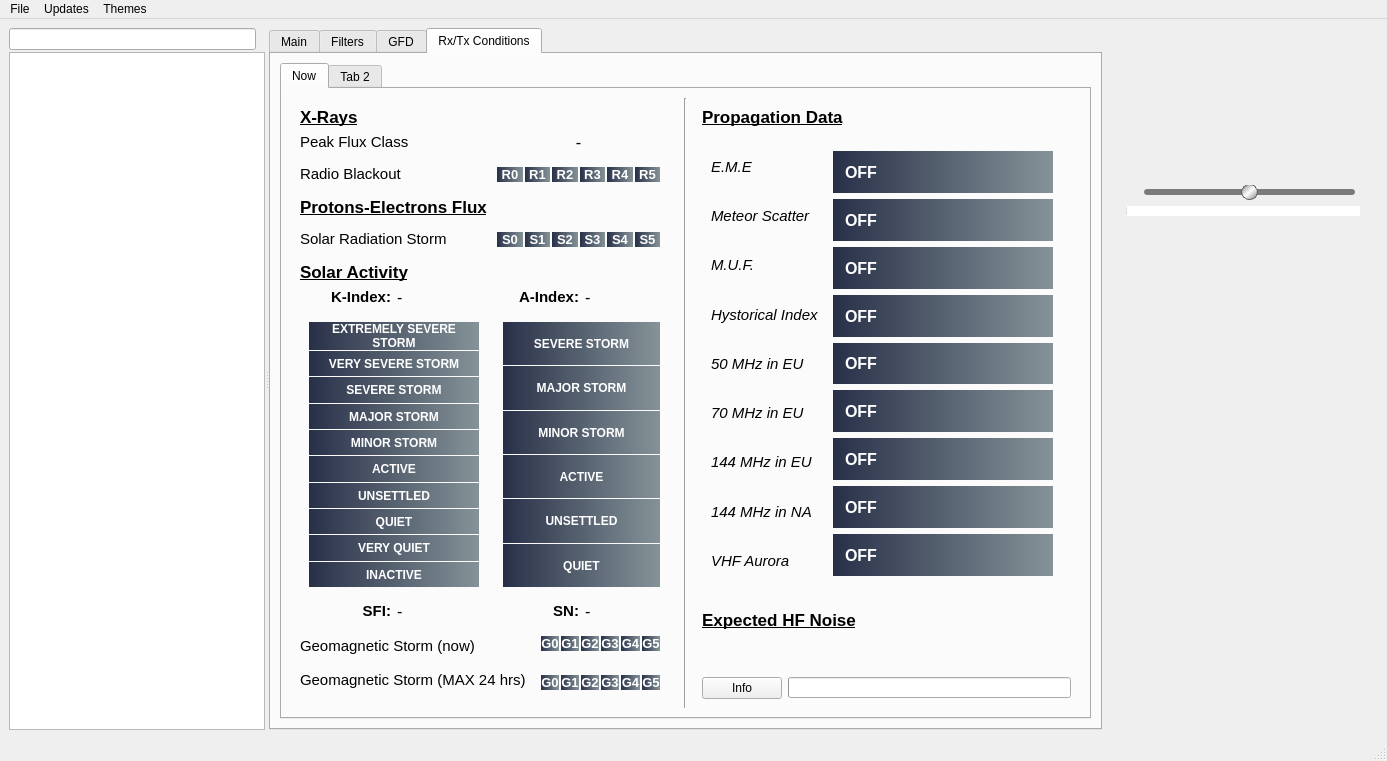
Before: the Qt Designer form artemis.ui in vbrizgamnk/Artemis, drawn with Qt 5.
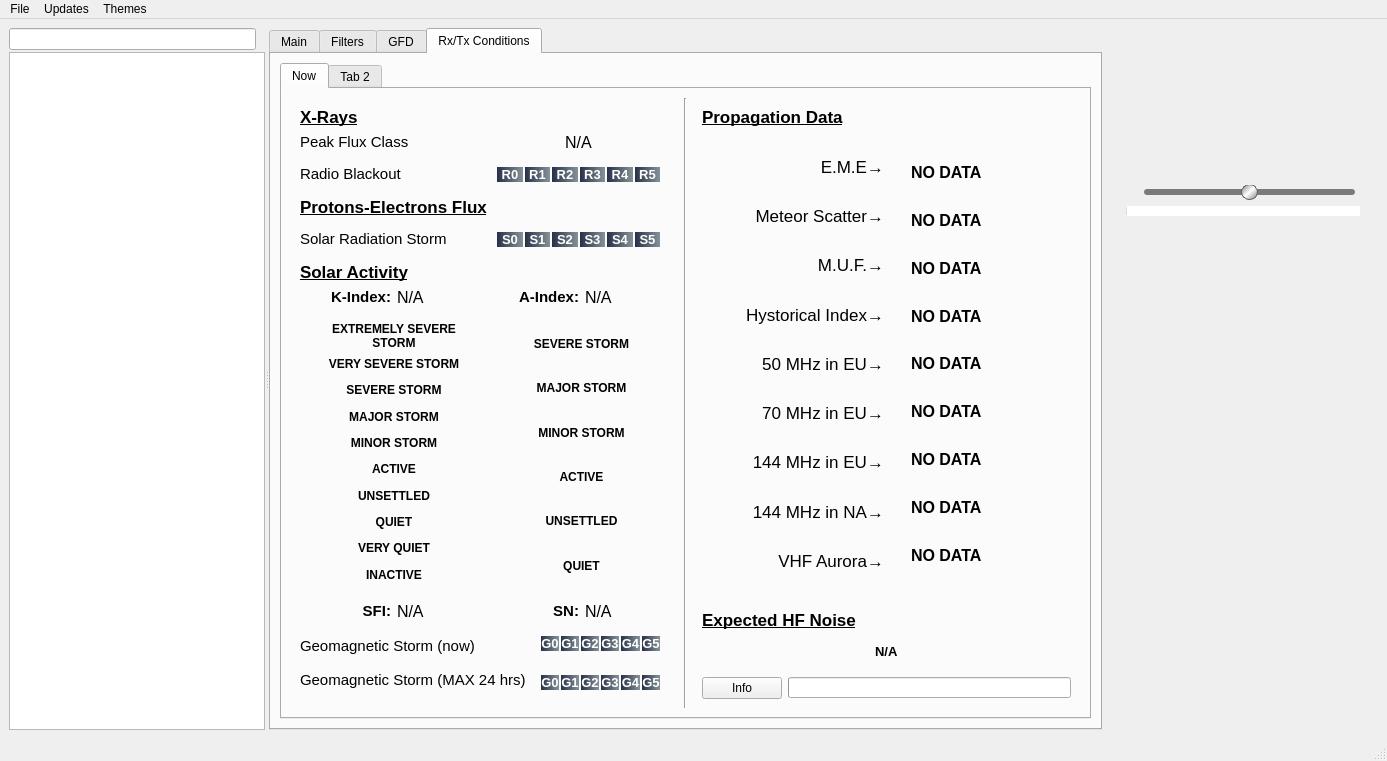
After: the same form once the commit is applied. The open tabs and pages were chosen to show the change. Icons and pictures are not drawn. Custom widgets are drawn as their Qt base class.

Commit message: Fix bug in reset of mode filters. Make forecast labels theme-dependent.

```diff
--- a/artemis.ui
+++ b/artemis.ui
@@ -5115,7 +5115,7 @@
                      </font>
                     </property>
                     <property name="text">
-                     <string>-</string>
+                     <string>N/A</string>
                     </property>
                    </widget>
                   </item>
@@ -5160,7 +5160,7 @@
                      </font>
                     </property>
                     <property name="text">
-                     <string>-</string>
+                     <string>N/A</string>
                     </property>
                    </widget>
                   </item>
@@ -5194,8 +5194,7 @@
                       </font>
                      </property>
                      <property name="styleSheet">
-                      <string notr="true">color:#ffffff;
-background-color: qlineargradient(x1: 0, y1: 0, x2: 1, y2: 0,stop:0 #283048 ,stop: 1 #859398);</string>
+                      <string notr="true"/>
                      </property>
                      <property name="text">
                       <string>EXTREMELY SEVERE
@@ -5222,8 +5221,7 @@
                       </font>
                      </property>
                      <property name="styleSheet">
-                      <string notr="true">color:#ffffff;
-background-color: qlineargradient(x1: 0, y1: 0, x2: 1, y2: 0,stop:0 #283048 ,stop: 1 #859398);</string>
+                      <string notr="true"/>
                      </property>
                      <property name="text">
                       <string>VERY SEVERE STORM</string>
@@ -5249,8 +5247,7 @@
                       </font>
                      </property>
                      <property name="styleSheet">
-                      <string notr="true">color:#ffffff;
-background-color: qlineargradient(x1: 0, y1: 0, x2: 1, y2: 0,stop:0 #283048 ,stop: 1 #859398);</string>
+                      <string notr="true"/>
                      </property>
                      <property name="text">
                       <string>SEVERE STORM</string>
@@ -5276,8 +5273,7 @@
                       </font>
                      </property>
                      <property name="styleSheet">
-                      <string notr="true">color:#ffffff;
-background-color: qlineargradient(x1: 0, y1: 0, x2: 1, y2: 0,stop:0 #283048 ,stop: 1 #859398);</string>
+                      <string notr="true"/>
                      </property>
                      <property name="text">
                       <string>MAJOR STORM</string>
@@ -5303,8 +5299,7 @@
                       </font>
                      </property>
                      <property name="styleSheet">
-                      <string notr="true">color:#ffffff;
-background-color: qlineargradient(x1: 0, y1: 0, x2: 1, y2: 0,stop:0 #283048 ,stop: 1 #859398);</string>
+                      <string notr="true"/>
                      </property>
                      <property name="text">
                       <string>MINOR STORM</string>
@@ -5330,8 +5325,7 @@
                       </font>
                      </property>
                      <property name="styleSheet">
-                      <string notr="true">color:#ffffff;
-background-color: qlineargradient(x1: 0, y1: 0, x2: 1, y2: 0,stop:0 #283048 ,stop: 1 #859398);</string>
+                      <string notr="true"/>
                      </property>
                      <property name="text">
                       <string>ACTIVE</string>
@@ -5357,8 +5351,7 @@
                       </font>
                      </property>
                      <property name="styleSheet">
-                      <string notr="true">color:#ffffff;
-background-color: qlineargradient(x1: 0, y1: 0, x2: 1, y2: 0,stop:0 #283048 ,stop: 1 #859398);</string>
+                      <string notr="true"/>
                      </property>
                      <property name="text">
                       <string>UNSETTLED</string>
@@ -5384,8 +5377,7 @@
                       </font>
                      </property>
                      <property name="styleSheet">
-                      <string notr="true">color:#ffffff;
-background-color: qlineargradient(x1: 0, y1: 0, x2: 1, y2: 0,stop:0 #283048 ,stop: 1 #859398);</string>
+                      <string notr="true"/>
                      </property>
                      <property name="text">
                       <string>QUIET</string>
@@ -5411,8 +5403,7 @@
                       </font>
                      </property>
                      <property name="styleSheet">
-                      <string notr="true">color:#ffffff;
-background-color: qlineargradient(x1: 0, y1: 0, x2: 1, y2: 0,stop:0 #283048 ,stop: 1 #859398);</string>
+                      <string notr="true"/>
                      </property>
                      <property name="text">
                       <string>VERY QUIET</string>
@@ -5438,8 +5429,7 @@
                       </font>
                      </property>
                      <property name="styleSheet">
-                      <string notr="true">color:#ffffff;
-background-color: qlineargradient(x1: 0, y1: 0, x2: 1, y2: 0,stop:0 #283048 ,stop: 1 #859398);</string>
+                      <string notr="true"/>
                      </property>
                      <property name="text">
                       <string>INACTIVE</string>
@@ -5480,8 +5470,7 @@
                       </font>
                      </property>
                      <property name="styleSheet">
-                      <string notr="true">color:#ffffff;
-background-color: qlineargradient(x1: 0, y1: 0, x2: 1, y2: 0,stop:0 #283048 ,stop: 1 #859398);</string>
+                      <string notr="true"/>
                      </property>
                      <property name="text">
                       <string>SEVERE STORM</string>
@@ -5507,8 +5496,7 @@
                       </font>
                      </property>
                      <property name="styleSheet">
-                      <string notr="true">color:#ffffff;
-background-color: qlineargradient(x1: 0, y1: 0, x2: 1, y2: 0,stop:0 #283048 ,stop: 1 #859398);</string>
+                      <string notr="true"/>
                      </property>
                      <property name="text">
                       <string>MAJOR STORM</string>
@@ -5534,8 +5522,7 @@
                       </font>
                      </property>
                      <property name="styleSheet">
-                      <string notr="true">color:#ffffff;
-background-color: qlineargradient(x1: 0, y1: 0, x2: 1, y2: 0,stop:0 #283048 ,stop: 1 #859398);</string>
+                      <string notr="true"/>
                      </property>
                      <property name="text">
                       <string>MINOR STORM</string>
@@ -5561,8 +5548,7 @@
                       </font>
                      </property>
                      <property name="styleSheet">
-                      <string notr="true">color:#ffffff;
-background-color: qlineargradient(x1: 0, y1: 0, x2: 1, y2: 0,stop:0 #283048 ,stop: 1 #859398);</string>
+                      <string notr="true"/>
                      </property>
                      <property name="text">
                       <string>ACTIVE</string>
@@ -5588,8 +5574,7 @@
                       </font>
                      </property>
                      <property name="styleSheet">
-                      <string notr="true">color:#ffffff;
-background-color: qlineargradient(x1: 0, y1: 0, x2: 1, y2: 0,stop:0 #283048 ,stop: 1 #859398);</string>
+                      <string notr="true"/>
                      </property>
                      <property name="text">
                       <string>UNSETTLED</string>
@@ -5615,8 +5600,7 @@
                       </font>
                      </property>
                      <property name="styleSheet">
-                      <string notr="true">color:#ffffff;
-background-color: qlineargradient(x1: 0, y1: 0, x2: 1, y2: 0,stop:0 #283048 ,stop: 1 #859398);</string>
+                      <string notr="true"/>
                      </property>
                      <property name="text">
                       <string>QUIET</string>
@@ -5668,7 +5652,7 @@
                      </font>
                     </property>
                     <property name="text">
-                     <string>-</string>
+                     <string>N/A</string>
                     </property>
                    </widget>
                   </item>
@@ -5713,7 +5697,7 @@
                      </font>
                     </property>
                     <property name="text">
-                     <string>-</string>
+                     <string>N/A</string>
                     </property>
                    </widget>
                   </item>
@@ -6083,7 +6067,7 @@
                      </font>
                     </property>
                     <property name="text">
-                     <string>-</string>
+                     <string>N/A</string>
                     </property>
                     <property name="alignment">
                      <set>Qt::AlignCenter</set>
@@ -6136,6 +6120,8 @@
                  </widget>
                 </item>
                 <item>
+                 <layout class="QHBoxLayout" name="horizontalLayout_43">
+                  <item>
                  <widget class="QWidget" name="widget_20" native="true">
                   <property name="sizePolicy">
                    <sizepolicy hsizetype="Preferred" vsizetype="Expanding">
@@ -6143,178 +6129,235 @@
                     <verstretch>0</verstretch>
                    </sizepolicy>
                   </property>
-                  <layout class="QGridLayout" name="gridLayout_23">
+                    <layout class="QGridLayout" name="gridLayout_23" columnstretch="0,0">
+                     <property name="leftMargin">
+                      <number>9</number>
+                     </property>
                    <property name="verticalSpacing">
                     <number>0</number>
                    </property>
                    <item row="0" column="0">
                     <widget class="QLabel" name="label_23">
                      <property name="sizePolicy">
-                      <sizepolicy hsizetype="Maximum" vsizetype="Preferred">
+                        <sizepolicy hsizetype="Preferred" vsizetype="Preferred">
                        <horstretch>0</horstretch>
                        <verstretch>0</verstretch>
                       </sizepolicy>
                      </property>
                      <property name="font">
                       <font>
-                       <pointsize>11</pointsize>
-                       <italic>true</italic>
+                         <pointsize>13</pointsize>
+                         <italic>false</italic>
                       </font>
                      </property>
                      <property name="text">
-                      <string>E.M.E</string>
-                     </property>
-                    </widget>
-                   </item>
-                   <item row="1" column="0">
-                    <widget class="QLabel" name="label_24">
-                     <property name="sizePolicy">
-                      <sizepolicy hsizetype="Maximum" vsizetype="Preferred">
-                       <horstretch>0</horstretch>
-                       <verstretch>0</verstretch>
-                      </sizepolicy>
-                     </property>
-                     <property name="font">
-                      <font>
-                       <pointsize>11</pointsize>
-                       <italic>true</italic>
-                      </font>
-                     </property>
-                     <property name="text">
-                      <string>Meteor Scatter</string>
-                     </property>
-                    </widget>
-                   </item>
-                   <item row="2" column="0">
-                    <widget class="QLabel" name="label_25">
-                     <property name="sizePolicy">
-                      <sizepolicy hsizetype="Maximum" vsizetype="Preferred">
-                       <horstretch>0</horstretch>
-                       <verstretch>0</verstretch>
-                      </sizepolicy>
-                     </property>
-                     <property name="font">
-                      <font>
-                       <pointsize>11</pointsize>
-                       <italic>true</italic>
-                      </font>
-                     </property>
-                     <property name="text">
-                      <string>M.U.F.</string>
-                     </property>
-                    </widget>
-                   </item>
-                   <item row="3" column="0">
-                    <widget class="QLabel" name="label_26">
-                     <property name="sizePolicy">
-                      <sizepolicy hsizetype="Maximum" vsizetype="Preferred">
-                       <horstretch>0</horstretch>
-                       <verstretch>0</verstretch>
-                      </sizepolicy>
-                     </property>
-                     <property name="font">
-                      <font>
-                       <pointsize>11</pointsize>
-                       <italic>true</italic>
-                      </font>
-                     </property>
-                     <property name="text">
-                      <string>Hystorical Index</string>
+                        <string>E.M.E→</string>
+                       </property>
+                       <property name="alignment">
+                        <set>Qt::AlignRight|Qt::AlignTrailing|Qt::AlignVCenter</set>
+                       </property>
+                       <property name="margin">
+                        <number>15</number>
                      </property>
                     </widget>
                    </item>
                    <item row="4" column="0">
                     <widget class="QLabel" name="label_27">
                      <property name="sizePolicy">
-                      <sizepolicy hsizetype="Maximum" vsizetype="Preferred">
+                        <sizepolicy hsizetype="Preferred" vsizetype="Preferred">
                        <horstretch>0</horstretch>
                        <verstretch>0</verstretch>
                       </sizepolicy>
                      </property>
                      <property name="font">
                       <font>
-                       <pointsize>11</pointsize>
-                       <italic>true</italic>
+                         <pointsize>13</pointsize>
+                         <italic>false</italic>
                       </font>
                      </property>
                      <property name="text">
-                      <string>50 MHz in EU</string>
-                     </property>
-                    </widget>
-                   </item>
-                   <item row="5" column="0">
-                    <widget class="QLabel" name="label_28">
+                        <string>50 MHz in EU→</string>
+                       </property>
+                       <property name="alignment">
+                        <set>Qt::AlignRight|Qt::AlignTrailing|Qt::AlignVCenter</set>
+                       </property>
+                       <property name="margin">
+                        <number>15</number>
+                       </property>
+                      </widget>
+                     </item>
+                     <item row="8" column="0">
+                      <widget class="QLabel" name="label_33">
                      <property name="sizePolicy">
-                      <sizepolicy hsizetype="Maximum" vsizetype="Preferred">
+                        <sizepolicy hsizetype="Preferred" vsizetype="Preferred">
                        <horstretch>0</horstretch>
                        <verstretch>0</verstretch>
                       </sizepolicy>
                      </property>
                      <property name="font">
                       <font>
-                       <pointsize>11</pointsize>
-                       <italic>true</italic>
+                         <pointsize>13</pointsize>
+                         <italic>false</italic>
                       </font>
                      </property>
                      <property name="text">
-                      <string>70 MHz in EU</string>
+                        <string>VHF Aurora→</string>
+                       </property>
+                       <property name="alignment">
+                        <set>Qt::AlignRight|Qt::AlignTrailing|Qt::AlignVCenter</set>
+                       </property>
+                       <property name="margin">
+                        <number>15</number>
+                       </property>
+                      </widget>
+                     </item>
+                     <item row="3" column="0">
+                      <widget class="QLabel" name="label_26">
+                       <property name="sizePolicy">
+                        <sizepolicy hsizetype="Preferred" vsizetype="Preferred">
+                         <horstretch>0</horstretch>
+                         <verstretch>0</verstretch>
+                        </sizepolicy>
+                       </property>
+                       <property name="font">
+                        <font>
+                         <pointsize>13</pointsize>
+                         <italic>false</italic>
+                        </font>
+                       </property>
+                       <property name="text">
+                        <string>Hystorical Index→</string>
+                       </property>
+                       <property name="alignment">
+                        <set>Qt::AlignRight|Qt::AlignTrailing|Qt::AlignVCenter</set>
+                       </property>
+                       <property name="margin">
+                        <number>15</number>
                      </property>
                     </widget>
                    </item>
                    <item row="6" column="0">
                     <widget class="QLabel" name="label_31">
                      <property name="sizePolicy">
-                      <sizepolicy hsizetype="Maximum" vsizetype="Preferred">
+                        <sizepolicy hsizetype="Preferred" vsizetype="Preferred">
                        <horstretch>0</horstretch>
                        <verstretch>0</verstretch>
                       </sizepolicy>
                      </property>
                      <property name="font">
                       <font>
-                       <pointsize>11</pointsize>
-                       <italic>true</italic>
+                         <pointsize>13</pointsize>
+                         <italic>false</italic>
                       </font>
                      </property>
                      <property name="text">
-                      <string>144 MHz in EU</string>
+                        <string>144 MHz in EU→</string>
+                       </property>
+                       <property name="alignment">
+                        <set>Qt::AlignRight|Qt::AlignTrailing|Qt::AlignVCenter</set>
+                       </property>
+                       <property name="margin">
+                        <number>15</number>
+                       </property>
+                      </widget>
+                     </item>
+                     <item row="2" column="0">
+                      <widget class="QLabel" name="label_25">
+                       <property name="sizePolicy">
+                        <sizepolicy hsizetype="Preferred" vsizetype="Preferred">
+                         <horstretch>0</horstretch>
+                         <verstretch>0</verstretch>
+                        </sizepolicy>
+                       </property>
+                       <property name="font">
+                        <font>
+                         <pointsize>13</pointsize>
+                         <italic>false</italic>
+                        </font>
+                       </property>
+                       <property name="text">
+                        <string>M.U.F.→</string>
+                       </property>
+                       <property name="alignment">
+                        <set>Qt::AlignRight|Qt::AlignTrailing|Qt::AlignVCenter</set>
+                       </property>
+                       <property name="margin">
+                        <number>15</number>
+                       </property>
+                      </widget>
+                     </item>
+                     <item row="1" column="0">
+                      <widget class="QLabel" name="label_24">
+                       <property name="sizePolicy">
+                        <sizepolicy hsizetype="Preferred" vsizetype="Preferred">
+                         <horstretch>0</horstretch>
+                         <verstretch>0</verstretch>
+                        </sizepolicy>
+                       </property>
+                       <property name="font">
+                        <font>
+                         <pointsize>13</pointsize>
+                         <italic>false</italic>
+                        </font>
+                       </property>
+                       <property name="text">
+                        <string>Meteor Scatter→</string>
+                       </property>
+                       <property name="alignment">
+                        <set>Qt::AlignRight|Qt::AlignTrailing|Qt::AlignVCenter</set>
+                       </property>
+                       <property name="margin">
+                        <number>15</number>
                      </property>
                     </widget>
                    </item>
                    <item row="7" column="0">
                     <widget class="QLabel" name="label_32">
                      <property name="sizePolicy">
-                      <sizepolicy hsizetype="Maximum" vsizetype="Preferred">
+                        <sizepolicy hsizetype="Preferred" vsizetype="Preferred">
                        <horstretch>0</horstretch>
                        <verstretch>0</verstretch>
                       </sizepolicy>
                      </property>
                      <property name="font">
                       <font>
-                       <pointsize>11</pointsize>
-                       <italic>true</italic>
+                         <pointsize>13</pointsize>
+                         <italic>false</italic>
                       </font>
                      </property>
                      <property name="text">
-                      <string>144 MHz in NA</string>
+                        <string>144 MHz in NA→</string>
+                       </property>
+                       <property name="alignment">
+                        <set>Qt::AlignRight|Qt::AlignTrailing|Qt::AlignVCenter</set>
+                       </property>
+                       <property name="margin">
+                        <number>15</number>
                      </property>
                     </widget>
                    </item>
-                   <item row="8" column="0">
-                    <widget class="QLabel" name="label_33">
+                     <item row="5" column="0">
+                      <widget class="QLabel" name="label_28">
                      <property name="sizePolicy">
-                      <sizepolicy hsizetype="Maximum" vsizetype="Preferred">
+                        <sizepolicy hsizetype="Preferred" vsizetype="Preferred">
                        <horstretch>0</horstretch>
                        <verstretch>0</verstretch>
                       </sizepolicy>
                      </property>
                      <property name="font">
                       <font>
-                       <pointsize>11</pointsize>
-                       <italic>true</italic>
+                         <pointsize>13</pointsize>
+                         <italic>false</italic>
                       </font>
                      </property>
                      <property name="text">
-                      <string>VHF Aurora</string>
+                        <string>70 MHz in EU→</string>
+                       </property>
+                       <property name="alignment">
+                        <set>Qt::AlignRight|Qt::AlignTrailing|Qt::AlignVCenter</set>
+                       </property>
+                       <property name="margin">
+                        <number>15</number>
                      </property>
                     </widget>
                    </item>
@@ -6346,11 +6389,10 @@
                          <enum>Qt::NoFocus</enum>
                         </property>
                         <property name="styleSheet">
-                         <string notr="true">color:#ffffff;
-background-color: qlineargradient(x1: 0, y1: 0, x2: 1, y2: 0,stop:0 #283048 ,stop: 1 #859398);</string>
+                           <string notr="true"/>
                         </property>
                         <property name="text">
-                         <string>OFF</string>
+                           <string>NO DATA  </string>
                         </property>
                         <property name="alignment">
                          <set>Qt::AlignLeading|Qt::AlignLeft|Qt::AlignVCenter</set>
@@ -6379,11 +6421,10 @@
                          </font>
                         </property>
                         <property name="styleSheet">
-                         <string notr="true">color:#ffffff;
-background-color: qlineargradient(x1: 0, y1: 0, x2: 1, y2: 0,stop:0 #283048 ,stop: 1 #859398);</string>
+                           <string notr="true"/>
                         </property>
                         <property name="text">
-                         <string>OFF</string>
+                           <string>NO DATA  </string>
                         </property>
                         <property name="alignment">
                          <set>Qt::AlignLeading|Qt::AlignLeft|Qt::AlignVCenter</set>
@@ -6409,11 +6450,10 @@
                          </font>
                         </property>
                         <property name="styleSheet">
-                         <string notr="true">color:#ffffff;
-background-color: qlineargradient(x1: 0, y1: 0, x2: 1, y2: 0,stop:0 #283048 ,stop: 1 #859398);</string>
+                           <string notr="true"/>
                         </property>
                         <property name="text">
-                         <string>OFF</string>
+                           <string>NO DATA  </string>
                         </property>
                         <property name="alignment">
                          <set>Qt::AlignLeading|Qt::AlignLeft|Qt::AlignVCenter</set>
@@ -6439,11 +6479,10 @@
                          </font>
                         </property>
                         <property name="styleSheet">
-                         <string notr="true">color:#ffffff;
-background-color: qlineargradient(x1: 0, y1: 0, x2: 1, y2: 0,stop:0 #283048 ,stop: 1 #859398);</string>
+                           <string notr="true"/>
                         </property>
                         <property name="text">
-                         <string>OFF</string>
+                           <string>NO DATA  </string>
                         </property>
                         <property name="alignment">
                          <set>Qt::AlignLeading|Qt::AlignLeft|Qt::AlignVCenter</set>
@@ -6469,11 +6508,10 @@
                          </font>
                         </property>
                         <property name="styleSheet">
-                         <string notr="true">color:#ffffff;
-background-color: qlineargradient(x1: 0, y1: 0, x2: 1, y2: 0,stop:0 #283048 ,stop: 1 #859398);</string>
+                           <string notr="true"/>
                         </property>
                         <property name="text">
-                         <string>OFF</string>
+                           <string>NO DATA  </string>
                         </property>
                         <property name="alignment">
                          <set>Qt::AlignLeading|Qt::AlignLeft|Qt::AlignVCenter</set>
@@ -6499,11 +6537,10 @@
                          </font>
                         </property>
                         <property name="styleSheet">
-                         <string notr="true">color:#ffffff;
-background-color: qlineargradient(x1: 0, y1: 0, x2: 1, y2: 0,stop:0 #283048 ,stop: 1 #859398);</string>
+                           <string notr="true"/>
                         </property>
                         <property name="text">
-                         <string>OFF</string>
+                           <string>NO DATA  </string>
                         </property>
                         <property name="alignment">
                          <set>Qt::AlignLeading|Qt::AlignLeft|Qt::AlignVCenter</set>
@@ -6529,11 +6566,10 @@
                          </font>
                         </property>
                         <property name="styleSheet">
-                         <string notr="true">color:#ffffff;
-background-color: qlineargradient(x1: 0, y1: 0, x2: 1, y2: 0,stop:0 #283048 ,stop: 1 #859398);</string>
+                           <string notr="true"/>
                         </property>
                         <property name="text">
-                         <string>OFF</string>
+                           <string>NO DATA  </string>
                         </property>
                         <property name="alignment">
                          <set>Qt::AlignLeading|Qt::AlignLeft|Qt::AlignVCenter</set>
@@ -6559,11 +6595,10 @@
                          </font>
                         </property>
                         <property name="styleSheet">
-                         <string notr="true">color:#ffffff;
-background-color: qlineargradient(x1: 0, y1: 0, x2: 1, y2: 0,stop:0 #283048 ,stop: 1 #859398);</string>
+                           <string notr="true"/>
                         </property>
                         <property name="text">
-                         <string>OFF</string>
+                           <string>NO DATA  </string>
                         </property>
                         <property name="alignment">
                          <set>Qt::AlignLeading|Qt::AlignLeft|Qt::AlignVCenter</set>
@@ -6589,11 +6624,10 @@
                          </font>
                         </property>
                         <property name="styleSheet">
-                         <string notr="true">color:#ffffff;
-background-color: qlineargradient(x1: 0, y1: 0, x2: 1, y2: 0,stop:0 #283048 ,stop: 1 #859398);</string>
+                           <string notr="true"/>
                         </property>
                         <property name="text">
-                         <string>OFF</string>
+                           <string>NO DATA  </string>
                         </property>
                         <property name="alignment">
                          <set>Qt::AlignLeading|Qt::AlignLeft|Qt::AlignVCenter</set>
@@ -6608,6 +6642,8 @@
                    </item>
                   </layout>
                  </widget>
+                  </item>
+                 </layout>
                 </item>
                 <item>
                  <spacer name="verticalSpacer_9">
@@ -6690,17 +6726,20 @@
                     </property>
                     <property name="font">
                      <font>
-                      <pointsize>13</pointsize>
+                      <pointsize>10</pointsize>
                       <weight>75</weight>
                       <bold>true</bold>
                      </font>
                     </property>
                     <property name="text">
-                     <string/>
+                     <string>   N/A   </string>
                     </property>
                     <property name="alignment">
                      <set>Qt::AlignCenter</set>
                     </property>
+                    <property name="margin">
+                     <number>0</number>
+                    </property>
                    </widget>
                   </item>
                   <item>
```
Left out of the diff: 34 changed lines with no effect on the pictures. Lines whose indentation alone changed are shown as unchanged. The commit also changes 9 other files.
